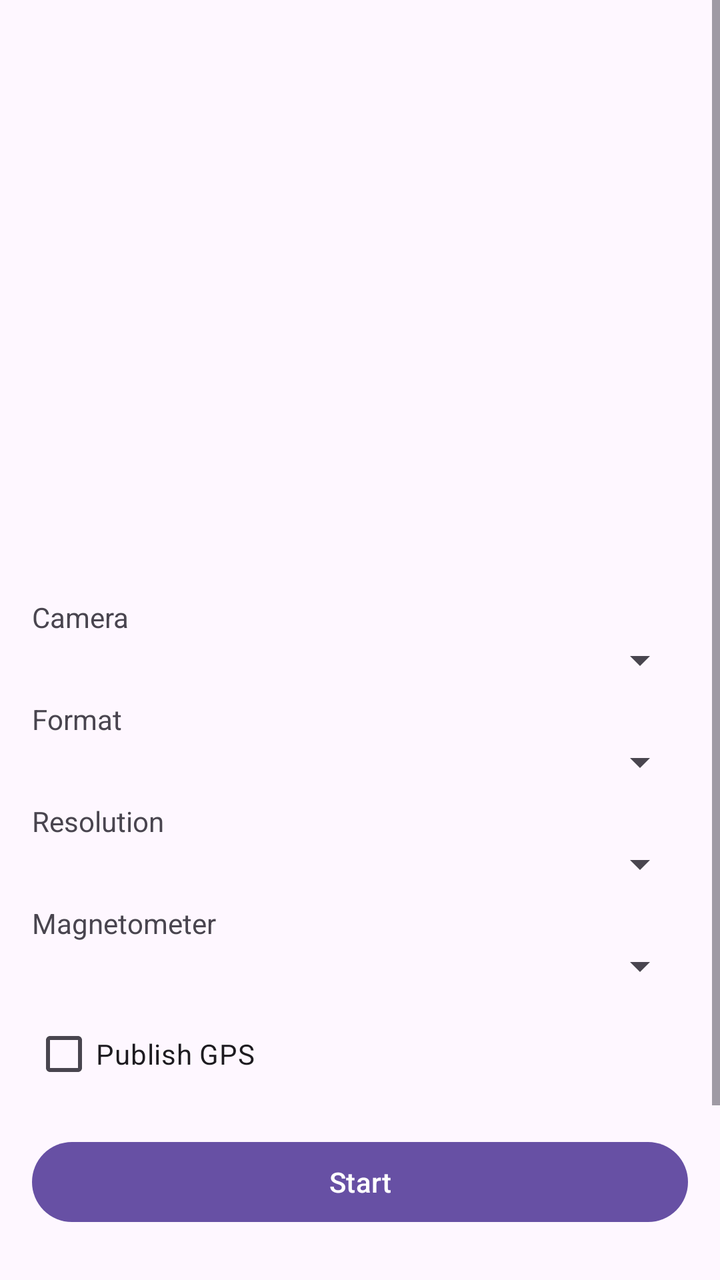
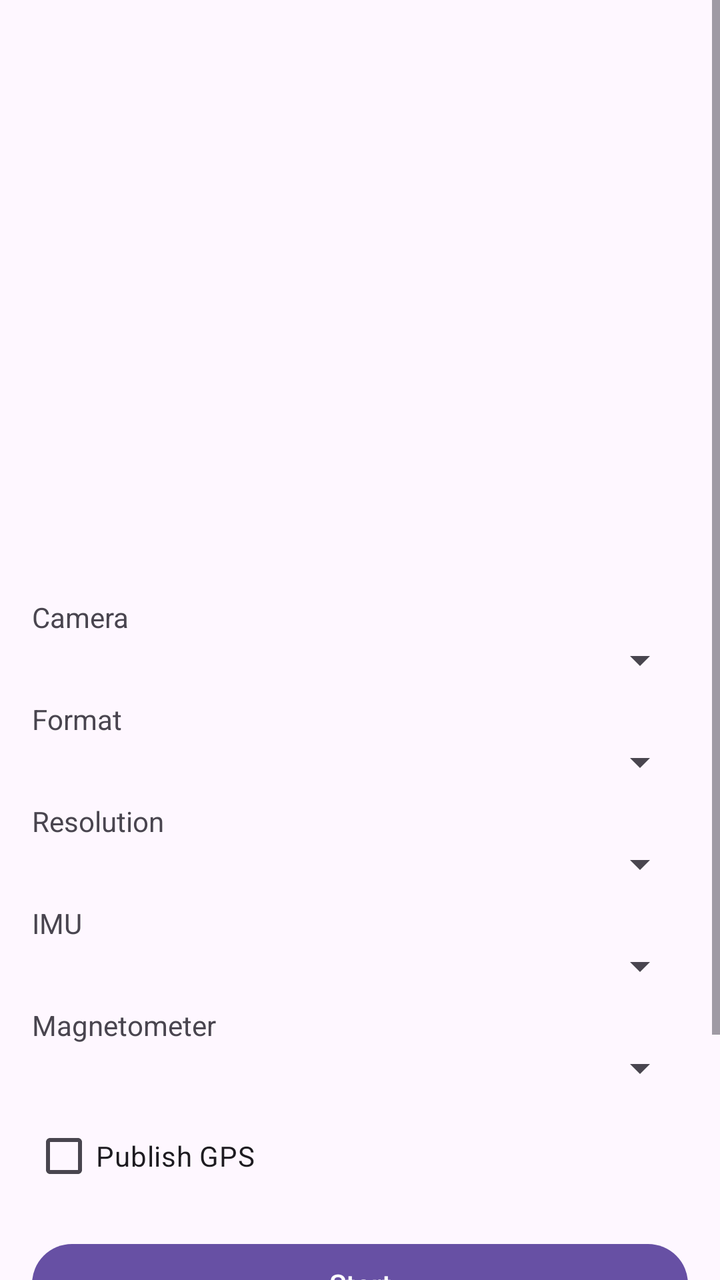

The first picture is an Android layout as it rendered before a commit; the second is the same layout after the commit. The layout source and the unified diff follow.
<!-- AndroidManifest.xml: application theme Theme.Grabbure -->
<!-- res/layout/activity_camera.xml -->
<?xml version="1.0" encoding="utf-8"?>
<ScrollView xmlns:android="http://schemas.android.com/apk/res/android"
    android:layout_width="match_parent"
    android:layout_height="match_parent">

    <LinearLayout
        android:layout_width="match_parent"
        android:layout_height="wrap_content"
        android:orientation="vertical"
        android:padding="16dp">

        <TextureView
            android:id="@+id/preview"
            android:layout_width="match_parent"
            android:layout_height="240dp"
            android:layout_gravity="center_horizontal" />

        <TextView
            android:id="@+id/master"
            android:layout_width="match_parent"
            android:layout_height="wrap_content"
            android:paddingTop="12dp"
            android:textAppearance="?attr/textAppearanceBodyMedium" />

        <TextView
            android:layout_width="match_parent"
            android:layout_height="wrap_content"
            android:paddingTop="12dp"
            android:text="@string/camera_label" />

        <Spinner
            android:id="@+id/camera"
            android:layout_width="match_parent"
            android:layout_height="wrap_content" />

        <TextView
            android:layout_width="match_parent"
            android:layout_height="wrap_content"
            android:paddingTop="8dp"
            android:text="@string/format_label" />

        <Spinner
            android:id="@+id/format"
            android:layout_width="match_parent"
            android:layout_height="wrap_content" />

        <TextView
            android:layout_width="match_parent"
            android:layout_height="wrap_content"
            android:paddingTop="8dp"
            android:text="@string/resolution_label" />

        <Spinner
            android:id="@+id/resolution"
            android:layout_width="match_parent"
            android:layout_height="wrap_content" />

        <TextView
            android:layout_width="match_parent"
            android:layout_height="wrap_content"
            android:paddingTop="8dp"
            android:text="@string/mag_rate_label" />

        <Spinner
            android:id="@+id/magRate"
            android:layout_width="match_parent"
            android:layout_height="wrap_content" />

        <CheckBox
            android:id="@+id/publishGps"
            android:layout_width="match_parent"
            android:layout_height="wrap_content"
            android:layout_marginTop="8dp"
            android:text="@string/publish_gps" />

        <Button
            android:id="@+id/start"
            android:layout_width="match_parent"
            android:layout_height="wrap_content"
            android:layout_marginTop="16dp"
            android:text="@string/start" />

        <TextView
            android:id="@+id/status"
            android:layout_width="match_parent"
            android:layout_height="wrap_content"
            android:paddingTop="12dp"
            android:textAppearance="?attr/textAppearanceBodyMedium" />

        <TextView
            android:id="@+id/rates"
            android:layout_width="match_parent"
            android:layout_height="wrap_content"
            android:paddingTop="12dp"
            android:textSize="14sp"
            android:typeface="monospace" />

        <Button
            android:id="@+id/details"
            style="?android:attr/buttonBarButtonStyle"
            android:layout_width="wrap_content"
            android:layout_height="wrap_content"
            android:text="@string/details" />

        <TextView
            android:id="@+id/topics"
            android:layout_width="match_parent"
            android:layout_height="wrap_content"
            android:textSize="14sp"
            android:typeface="monospace"
            android:visibility="gone" />
    </LinearLayout>
</ScrollView>
<!-- resources referenced by this layout -->
<resources>
  <string name="camera_label">Camera</string>
  <string name="details">Details</string>
  <string name="format_label">Format</string>
  <string name="mag_rate_label">Magnetometer</string>
  <string name="publish_gps">Publish GPS</string>
  <string name="resolution_label">Resolution</string>
  <string name="start">Start</string>
  <style name="Theme.Grabbure" parent="Theme.Material3.DayNight.NoActionBar" />
</resources>

<!-- the commit's change to res/layout/activity_camera.xml (unified diff, before → after) -->
@@ -59,6 +59,17 @@
             android:layout_width="match_parent"
             android:layout_height="wrap_content"
             android:paddingTop="8dp"
+            android:text="@string/imu_rate_label" />
+
+        <Spinner
+            android:id="@+id/imuRate"
+            android:layout_width="match_parent"
+            android:layout_height="wrap_content" />
+
+        <TextView
+            android:layout_width="match_parent"
+            android:layout_height="wrap_content"
+            android:paddingTop="8dp"
             android:text="@string/mag_rate_label" />
 
         <Spinner
<!-- resource entries referenced after the edit -->
@@ -3,6 +3,7 @@
   <string name="camera_label">Camera</string>
   <string name="details">Details</string>
   <string name="format_label">Format</string>
+  <string name="imu_rate_label">IMU</string>
   <string name="mag_rate_label">Magnetometer</string>
   <string name="publish_gps">Publish GPS</string>
   <string name="resolution_label">Resolution</string>
